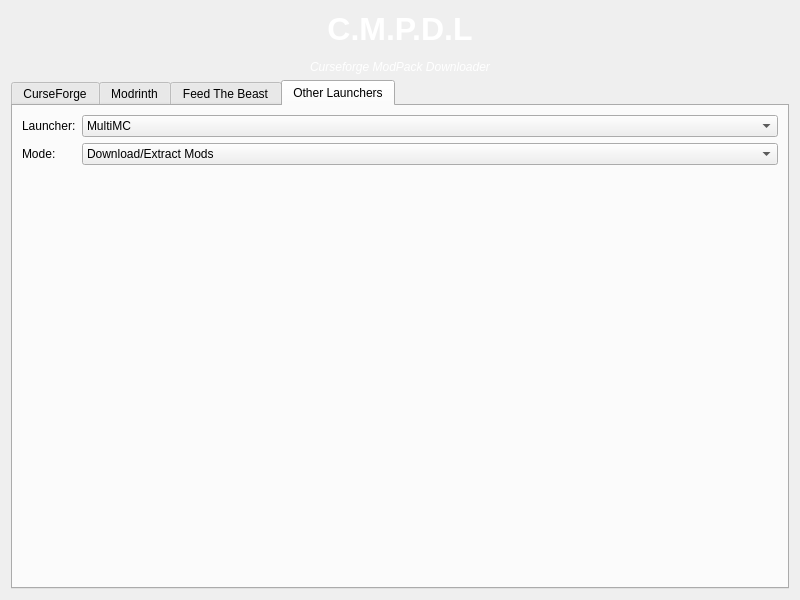
Advik-B/CMPDL, file src/GUI/resources/main.ui: the form before one commit.
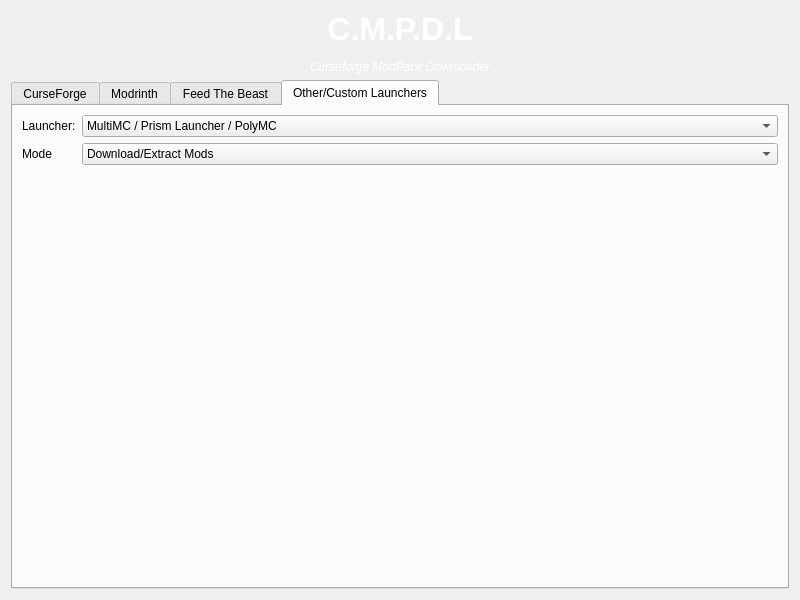
The form after the commit.

```diff
--- a/src/GUI/resources/main.ui
+++ b/src/GUI/resources/main.ui
@@ -10,6 +10,11 @@
     <height>600</height>
    </rect>
   </property>
+  <property name="font">
+   <font>
+    <stylestrategy>PreferAntialias</stylestrategy>
+   </font>
+  </property>
   <property name="windowTitle">
    <string>CMPDL by Advik</string>
   </property>
@@ -23,10 +28,18 @@
    </item>
    <item row="1" column="0">
     <widget class="QTabWidget" name="tabWidget">
+     <property name="font">
+      <font>
+       <stylestrategy>PreferDefault</stylestrategy>
+      </font>
+     </property>
      <property name="currentIndex">
       <number>3</number>
      </property>
-     <widget class="QWidget" name="tab_cf">
+     <property name="tabBarAutoHide">
+      <bool>true</bool>
+     </property>
+     <widget class="QWidget" name="curseforge_tab">
       <attribute name="title">
        <string>CurseForge</string>
       </attribute>
@@ -43,10 +56,8 @@
      </widget>
      <widget class="QWidget" name="tab_launcher">
       <attribute name="title">
-       <string>Other Launchers</string>
+       <string>Other/Custom Launchers</string>
       </attribute>
-      <layout class="QGridLayout" name="gridLayout_2">
-       <item row="0" column="0">
         <layout class="QFormLayout" name="formLayout">
          <item row="0" column="0">
           <widget class="QLabel" name="label_2">
@@ -57,27 +68,9 @@
          </item>
          <item row="0" column="1">
           <widget class="QComboBox" name="comboBox">
-           <property name="enabled">
-            <bool>true</bool>
-           </property>
-           <property name="editable">
-            <bool>false</bool>
-           </property>
-           <property name="currentText">
-            <string>MultiMC</string>
-           </property>
-           <property name="currentIndex">
-            <number>0</number>
-           </property>
-           <property name="maxCount">
-            <number>2147483645</number>
-           </property>
-           <property name="placeholderText">
-            <string/>
-           </property>
            <item>
             <property name="text">
-             <string>MultiMC</string>
+           <string>MultiMC / Prism Launcher / PolyMC</string>
             </property>
            </item>
            <item>
@@ -100,7 +93,7 @@
          <item row="1" column="0">
           <widget class="QLabel" name="label_3">
            <property name="text">
-            <string>Mode:</string>
+          <string>Mode</string>
            </property>
           </widget>
          </item>
@@ -128,8 +121,6 @@
             </property>
            </item>
           </widget>
-         </item>
-        </layout>
        </item>
       </layout>
      </widget>
```
Left out of the diff: 17 changed lines with no effect on the pictures. Lines whose indentation alone changed are shown as unchanged.
